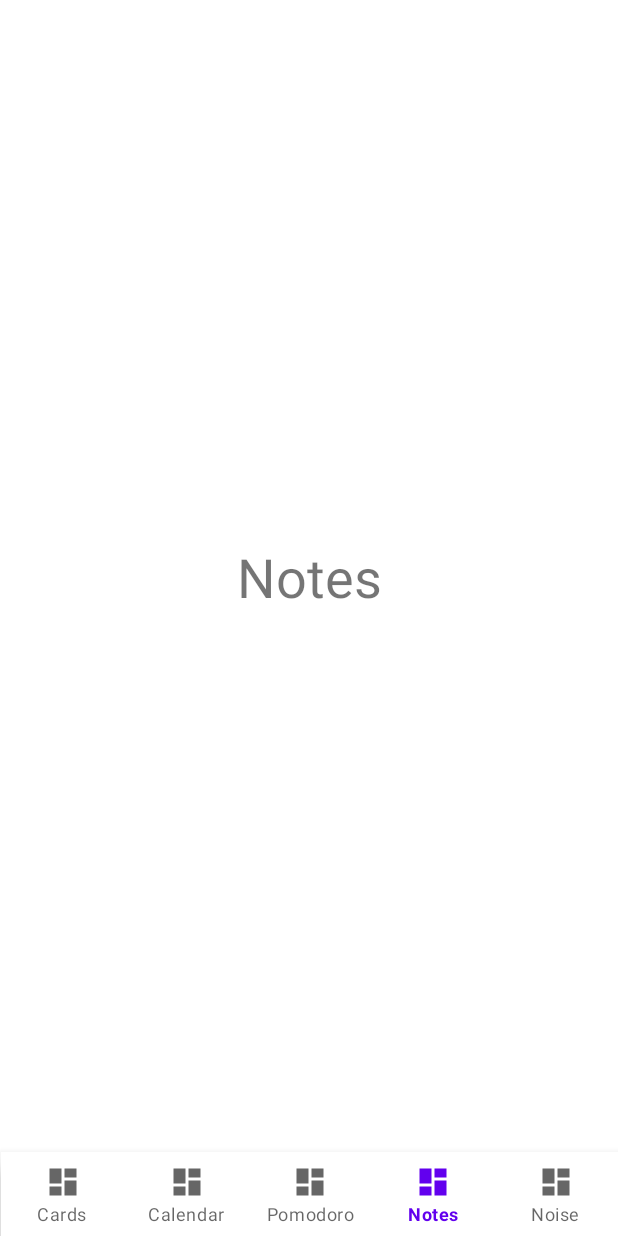
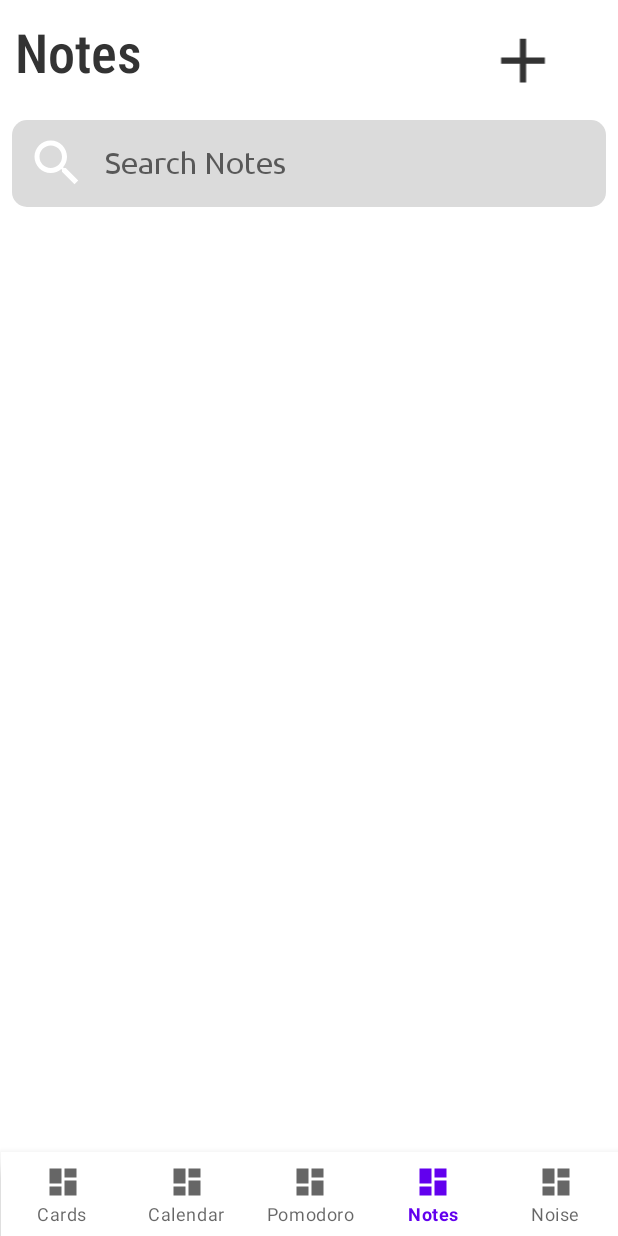
Before and after one commit to ETS-Android3/Plato-AndroidApp, an Android app: the screen it shows after launch (MainActivity), item 4 of the bottom bar chosen, on a phone screen of 412 x 824 dp. Run offline under Robolectric (Android 15) with nearby library versions, the phone set to English and light mode, and no system bars; our stand-ins replace navigation-ui.

Commit message:
Notes, Font, Drawable

```diff
--- /dev/null
+++ b/app/src/main/res/drawable-v24/background_search.xml
@@ -0,0 +1,8 @@
+<?xml version="1.0" encoding="utf-8"?>
+<shape xmlns:android="http://schemas.android.com/apk/res/android"
+    android:shape="rectangle">
+
+    <solid android:color="@color/colorSearchIcon" />
+    <corners android:radius="10dp" />
+
+</shape>
--- /dev/null
+++ b/app/src/main/res/drawable/ic_add.xml
@@ -0,0 +1,10 @@
+<vector xmlns:android="http://schemas.android.com/apk/res/android"
+    android:width="24dp"
+    android:height="24dp"
+    android:viewportWidth="24"
+    android:viewportHeight="24"
+    android:tint="?attr/colorControlNormal">
+  <path
+      android:fillColor="@android:color/white"
+      android:pathData="M19,13h-6v6h-2v-6H5v-2h6V5h2v6h6v2z"/>
+</vector>
--- /dev/null
+++ b/app/src/main/res/drawable/ic_search.xml
@@ -0,0 +1,10 @@
+<vector xmlns:android="http://schemas.android.com/apk/res/android"
+    android:width="24dp"
+    android:height="24dp"
+    android:viewportWidth="24"
+    android:viewportHeight="24"
+    android:tint="?attr/colorControlNormal">
+  <path
+      android:fillColor="@android:color/white"
+      android:pathData="M15.5,14h-0.79l-0.28,-0.27C15.41,12.59 16,11.11 16,9.5 16,5.91 13.09,3 9.5,3S3,5.91 3,9.5 5.91,16 9.5,16c1.61,0 3.09,-0.59 4.23,-1.57l0.27,0.28v0.79l5,4.99L20.49,19l-4.99,-5zM9.5,14C7.01,14 5,11.99 5,9.5S7.01,5 9.5,5 14,7.01 14,9.5 11.99,14 9.5,14z"/>
+</vector>
--- a/app/src/main/res/layout/fragment_notes.xml
+++ b/app/src/main/res/layout/fragment_notes.xml
@@ -1,5 +1,5 @@
 <?xml version="1.0" encoding="utf-8"?>
-<androidx.constraintlayout.widget.ConstraintLayout xmlns:android="http://schemas.android.com/apk/res/android"
+<FrameLayout xmlns:android="http://schemas.android.com/apk/res/android"
     xmlns:app="http://schemas.android.com/apk/res-auto"
     xmlns:tools="http://schemas.android.com/tools"
     android:id="@+id/notesContainer"
@@ -7,14 +7,87 @@
     android:layout_height="match_parent"
     tools:context=".Notes">
 
-    <TextView
-        android:id="@+id/notesText"
-        android:layout_width="wrap_content"
-        android:layout_height="wrap_content"
-        android:text="Notes"
-        android:textSize="36sp"
-        app:layout_constraintBottom_toBottomOf="parent"
-        app:layout_constraintEnd_toEndOf="parent"
-        app:layout_constraintStart_toStartOf="parent"
-        app:layout_constraintTop_toTopOf="parent" />
-</androidx.constraintlayout.widget.ConstraintLayout>
+    <LinearLayout
+        android:layout_width="match_parent"
+        android:layout_height="50dp"
+        android:layout_marginTop="15dp"
+        android:gravity="center_vertical"
+        android:orientation="horizontal"
+        android:paddingStart="10dp"
+        android:paddingEnd="10dp"
+        app:layout_constraintTop_toBottomOf="@+id/navbar_notes"
+        tools:layout_editor_absoluteX="12dp">
+
+        <TextView
+            android:id="@+id/notesText"
+            android:layout_width="285dp"
+            android:layout_height="match_parent"
+            android:includeFontPadding="false"
+            android:text="@string/my_notes"
+            android:textColor="@color/colorDefaultNoteColor"
+            android:textSize="36sp"
+            app:fontFamily="sans-serif-condensed-medium"
+            app:layout_constraintTop_toTopOf="parent" />
+
+        <ImageView
+            android:id="@+id/add"
+            android:layout_width="match_parent"
+            android:layout_height="match_parent"
+            android:contentDescription="@string/notes_title"
+            android:src="@drawable/ic_add"
+            app:tint="@color/colorDefaultNoteColor" />
+
+    </LinearLayout>
+
+    <LinearLayout
+        android:id="@+id/layoutSearch"
+        android:layout_width="match_parent"
+        android:layout_height="58dp"
+        android:layout_marginStart="8dp"
+        android:layout_marginTop="80dp"
+        android:layout_marginEnd="8dp"
+        android:background="@drawable/background_search"
+        android:gravity="center_vertical"
+        android:orientation="horizontal"
+        android:paddingStart="10dp"
+        android:paddingEnd="10dp"
+        app:layout_constraintTop_toBottomOf="@+id/notesText">
+
+        <ImageView
+            android:layout_width="40dp"
+            android:layout_height="40dp"
+            android:contentDescription="@string/notes_title"
+            android:src="@drawable/ic_search"
+            app:tint="@color/colorWhite" />
+
+        <EditText
+            android:id="@+id/inputSearch"
+            android:layout_width="match_parent"
+            android:layout_height="40dp"
+            android:layout_marginStart="12dp"
+            android:background="@null"
+            android:hint="@string/search_notes"
+            android:imeOptions="actionDone"
+            android:importantForAutofill="no"
+            android:includeFontPadding="false"
+            android:inputType="text"
+            android:textColor="@color/colorDefaultNoteColor"
+            android:textSize="20sp"
+            app:fontFamily="@font/ubuntu_regular" />
+
+
+    </LinearLayout>
+
+    <androidx.recyclerview.widget.RecyclerView
+        android:id="@+id/notesRecyclerView"
+        android:layout_width="match_parent"
+        android:layout_height="0dp"
+        android:layout_marginStart="4dp"
+        android:layout_marginEnd="15dp"
+        android:clipToPadding="false"
+        app:paddingStart="0dp"
+        app:paddingEnd="12dp"
+        app:paddingBottom="12dp"
+        app:layout_constraintBottom_toTopOf="@id/navbar"
+        app:layout_constraintTop_toBottomOf="@id/layoutSearch" />
+</FrameLayout>
--- a/app/src/main/res/values/colors.xml
+++ b/app/src/main/res/values/colors.xml
@@ -1,6 +1,5 @@
 <?xml version="1.0" encoding="utf-8"?>
 <resources>
-    <!--Theme-->
     <color name="purple_200">#FFBB86FC</color>
     <color name="purple_500">#FF6200EE</color>
     <color name="purple_700">#FF3700B3</color>
@@ -25,5 +24,4 @@
     <color name="colorNoteColor4">#84AE7C</color>
     <color name="colorNoteColor5">#4F654B</color>
 
-    <!--Other Pages-->
 </resources>
--- a/app/src/main/res/values/strings.xml
+++ b/app/src/main/res/values/strings.xml
@@ -3,6 +3,11 @@
     <string name="title_home">Home</string>
     <string name="title_dashboard">Dashboard</string>
     <string name="title_notifications">Notifications</string>
-    <!-- TODO: Remove or change this placeholder text -->
+    <!--Default -->
     <string name="hello_blank_fragment">Hello blank fragment</string>
+
+    <!-- Notes Page-->
+    <string name="notes_title">My Notes</string>
+    <string name="my_notes">Notes</string>
+    <string name="search_notes">Search Notes</string>
 </resources>
```
Also changed, not shown: app/src/main/res/font/ubuntu_bold.ttf (added), app/src/main/res/font/ubuntu_medium.ttf (added), app/src/main/res/font/ubuntu_regular.ttf (added).
